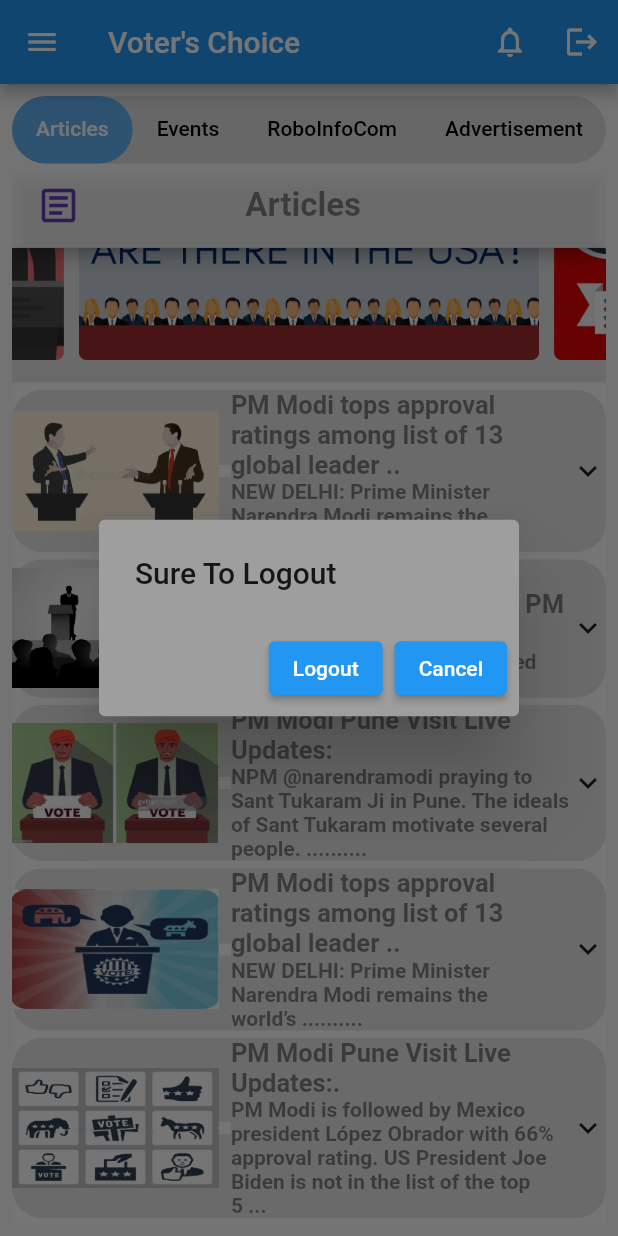
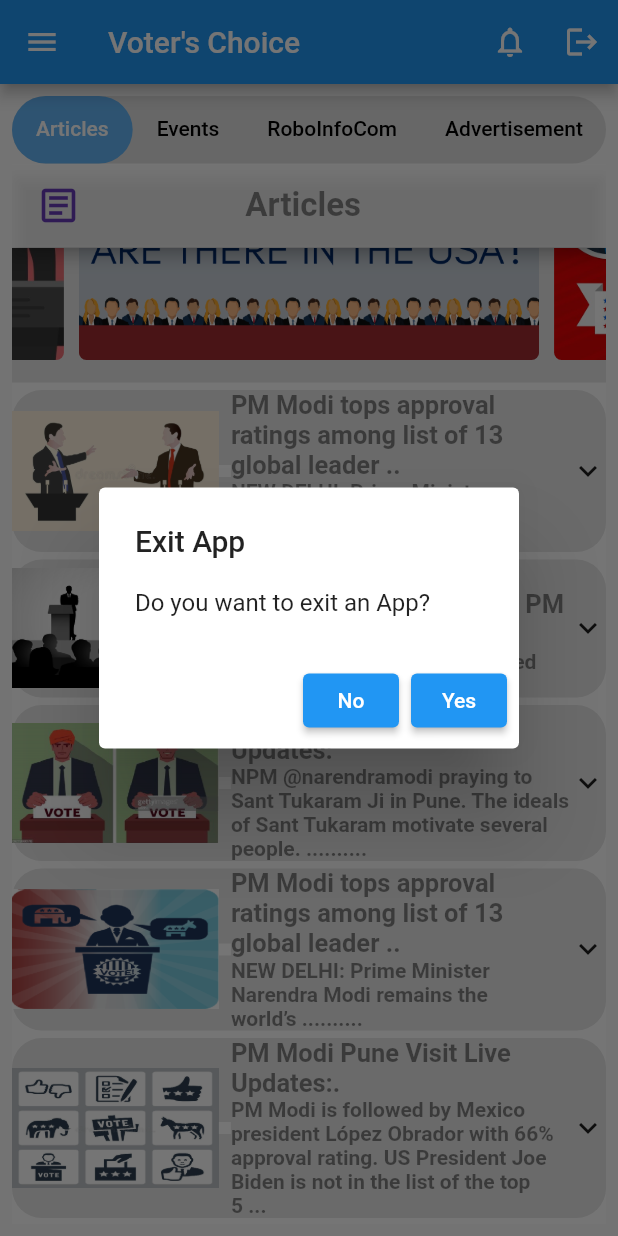
Before and after one commit to roboinfo/v_choice, a Flutter app: the MyHomePage screen opened directly, scrolled down 141 dp, after a tap on the "logout" icon, on a phone screen of 412 x 824 dp. Run offline on Flutter 3.47's test engine with Material 2 defaults, Android fonts, the phone set to English and light mode, and no system bars; drawn by our look-alikes of carousel_slider; our stand-ins replace cloud_firestore, firebase_auth, firebase_core, page_transition, story_view, youtube_player_flutter; missing offline and left inert: flutter_inappwebview, pay; accounts and stored records are empty.

Commit message:
final commit

```diff
--- a/lib/page/home.dart
+++ b/lib/page/home.dart
@@ -104,27 +104,7 @@ class _MyHomePageState extends State<MyHomePage> {
                 IconButton(
                     icon: const Icon(Icons.logout),
                     onPressed:(){
-                      showDialog(
-                        context: context,
-                        builder: (BuildContext context) {
-                          return AlertDialog(
-                            scrollable: true,
-                            backgroundColor: Colors.grey,
-                            // clipBehavior: Clip.antiAlias,
-
-                            title: const Text("Sure To Logout "),
-                            //content: ListView(),
-                            actions: [
-                              ElevatedButton(onPressed: () {
-                                Navigator.push(context, MaterialPageRoute(builder: (context) =>LoginScreen()));
-                              }, child: const Text("Logout")),
-                              ElevatedButton(onPressed: () {
-                                Navigator.pop(context);
-                              }, child: const Text("Cancel")),
-                            ],
-                          );
-                        },
-                      );
+                      showExitPopup();
                       // _bottomSheet(context);
                     }
                   // Navigator.push(context, MaterialPageRoute(builder: (context) => ProfilePage()));
```
